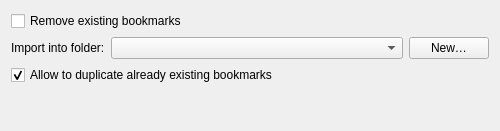
Before: the Qt Designer form src/ui/BookmarksImporterWidget.ui in OtterBrowser/otter-browser, drawn with Qt 5.
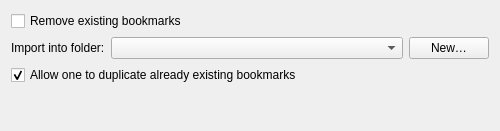
After: the same form once the commit is applied. Custom widgets are drawn as their Qt base class.

```diff
--- a/src/ui/BookmarksImporterWidget.ui
+++ b/src/ui/BookmarksImporterWidget.ui
@@ -78,7 +78,7 @@
        <item row="1" column="0">
         <widget class="QCheckBox" name="allowDuplicatesCheckBox">
          <property name="text">
-          <string>Allow to duplicate already existing bookmarks</string>
+          <string>Allow one to duplicate already existing bookmarks</string>
          </property>
          <property name="checked">
           <bool>true</bool>
```
